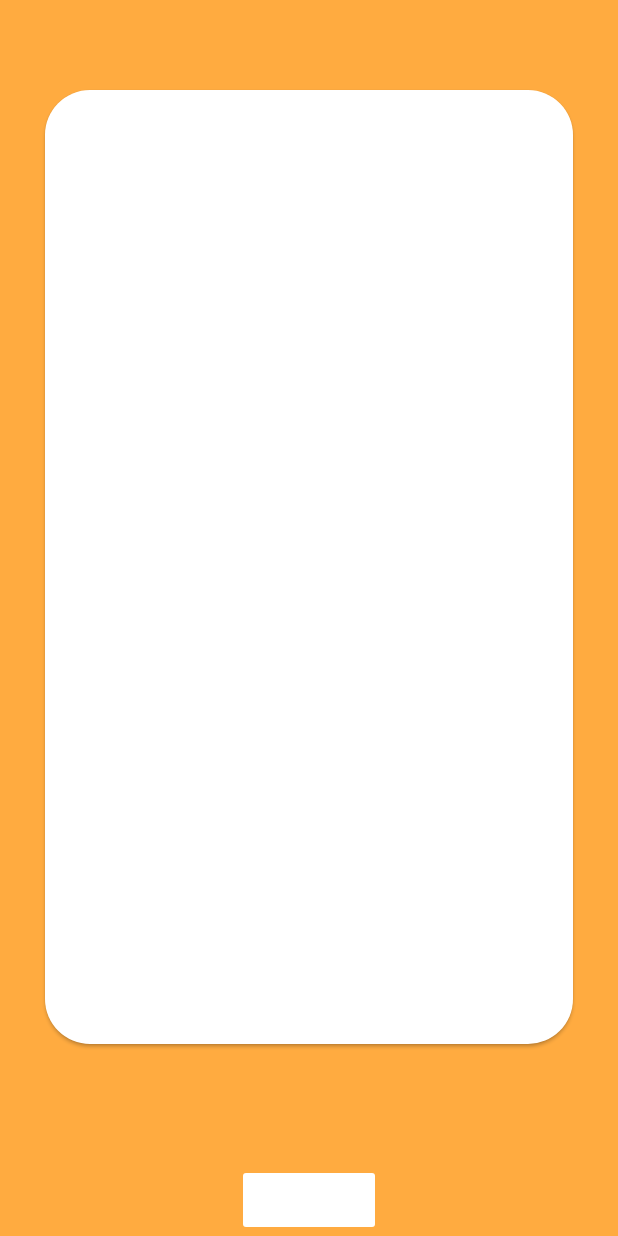
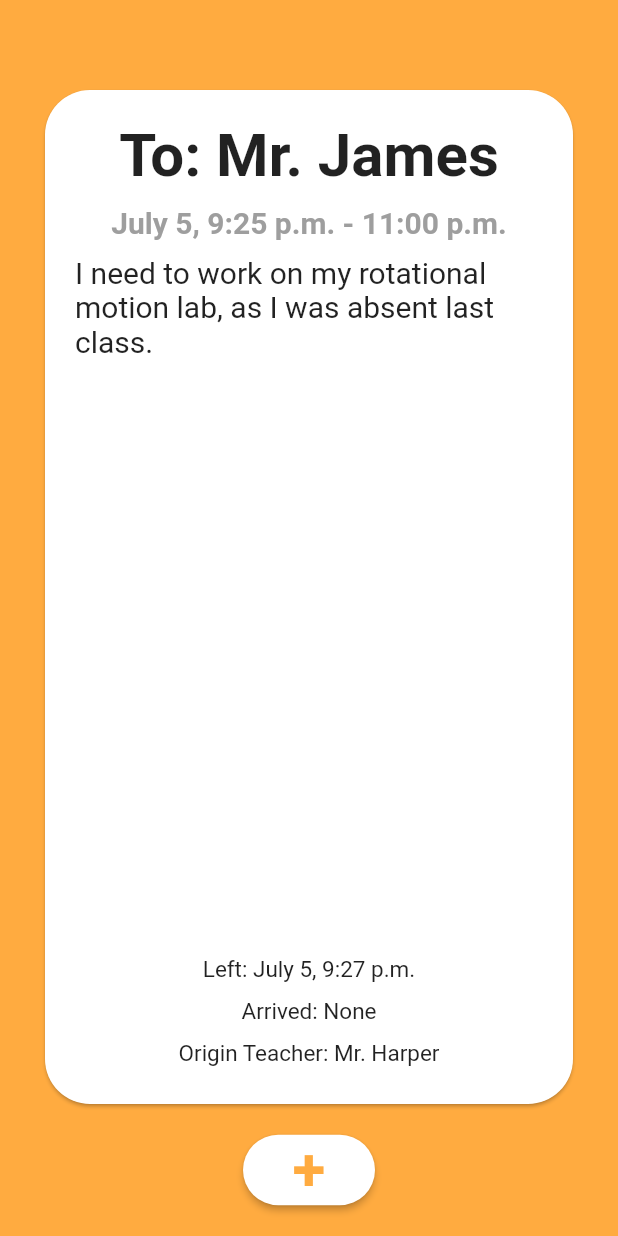
Before and after one commit to CHSCodeForChange/PassMaster-AppOld, a Flutter app: the screen it shows after launch, on a phone screen of 412 x 824 dp. Run offline on Flutter 3.47's test engine with Material 2 defaults, Android fonts, the phone set to English and light mode, and no system bars.

Commit message:
added some text to pass

```diff
--- a/lib/pages/home.dart
+++ b/lib/pages/home.dart
@@ -2,6 +2,9 @@ import 'package:flutter/material.dart';
 import 'package:flutter/widgets.dart';
 
 class Home extends StatelessWidget {
+
+  void openAddPassMenu () {
+  }
   @override
   Widget build(BuildContext context) {
     return new Material(
@@ -10,21 +13,89 @@ class Home extends StatelessWidget {
         children: <Widget>[
           new Flexible(
             child: new Card(
-              margin: const EdgeInsets.only(top: 60.0, bottom: 80.0, left: 30.0, right: 30.0),
+              margin: const EdgeInsets.only(top: 60.0, bottom: 0.0, left: 30.0, right: 30.0),
               shape: RoundedRectangleBorder(borderRadius: BorderRadius.circular(30.0)),
-              child: new Column(
-                children: <Widget>[
-                  new Container(
+              child: new Container(
+                margin:const EdgeInsets.all(20.0),
+                child: new Column(
+                  children: <Widget>[
+                    new Expanded (
+                      child: new Column(
+                        children: <Widget>[
+                          new Padding(
+                            padding: new EdgeInsets.only(bottom: 5.0),
+                            child: new Text(
+                              'To: Mr. James',
+                              textAlign: TextAlign.center,
+                              style: TextStyle(fontSize: 40.0, fontWeight: FontWeight.bold),
+                            ),
+                          ),
 
-                  )
-                ],
+                          new Padding(
+                            padding: new EdgeInsets.only(top: 5.0, bottom: 5.0),
+                            child: new Text(
+                              'July 5, 9:25 p.m. - 11:00 p.m.',
+                              style: TextStyle(fontSize: 20.0, fontWeight: FontWeight.bold, color: Colors.grey)
+                            )
+                          ),
+
+                          new Padding(
+                            padding: new EdgeInsets.only(top: 5.0, bottom: 5.0),
+                            child: new Text(
+                              'I need to work on my rotational motion lab, as I was absent last class.',
+                              style: TextStyle(fontSize: 20.0)
+
+                            ),
+                          ),
+                        ],
+                      ),
+                    ),
+
+
+                    new Padding(
+                      padding: new EdgeInsets.only(top: 5.0, bottom: 5.0),
+                      child: new Text(
+                        'Left: July 5, 9:27 p.m.',
+                        textAlign: TextAlign.left,
+                        style: TextStyle(fontSize: 15.0)
+
+                      ),
+                    ),
+                    new Padding(
+                      padding: new EdgeInsets.only(top: 5.0, bottom: 5.0),
+                      child: new Text(
+                        'Arrived: None',
+                        textAlign: TextAlign.left,
+                        style: TextStyle(fontSize: 15.0)
+
+                      ),
+                    ),
+                    new Padding(
+                      padding: new EdgeInsets.only(top: 5.0, bottom: 5.0),
+                      child: new Text(
+                        'Origin Teacher: Mr. Harper',
+                        textAlign: TextAlign.left,
+                        style: TextStyle(fontSize: 15.0)
+
+                      ),
+                    ),
+                  ],
+                ),
               ),
             ),
           ),
 
-          RaisedButton (
-            color: Colors.white,
-            disabledColor: Colors.white,
+          new Container(
+            margin: const EdgeInsets.only(bottom: 20.0, top: 20.0),
+            child: RaisedButton (
+              onPressed: openAddPassMenu,
+              color: Colors.white,
+              shape: RoundedRectangleBorder(borderRadius: BorderRadius.circular(50.0)),
+              child: Text(
+                '+',
+                style: new TextStyle(color: Colors.orangeAccent, fontWeight: FontWeight.bold, fontSize: 40.0),
+              ),
+            )
           )
         ],
       ),
@@ -32,6 +103,7 @@ class Home extends StatelessWidget {
 
     );
   }
+
 }
 
 /* new Card(
```
